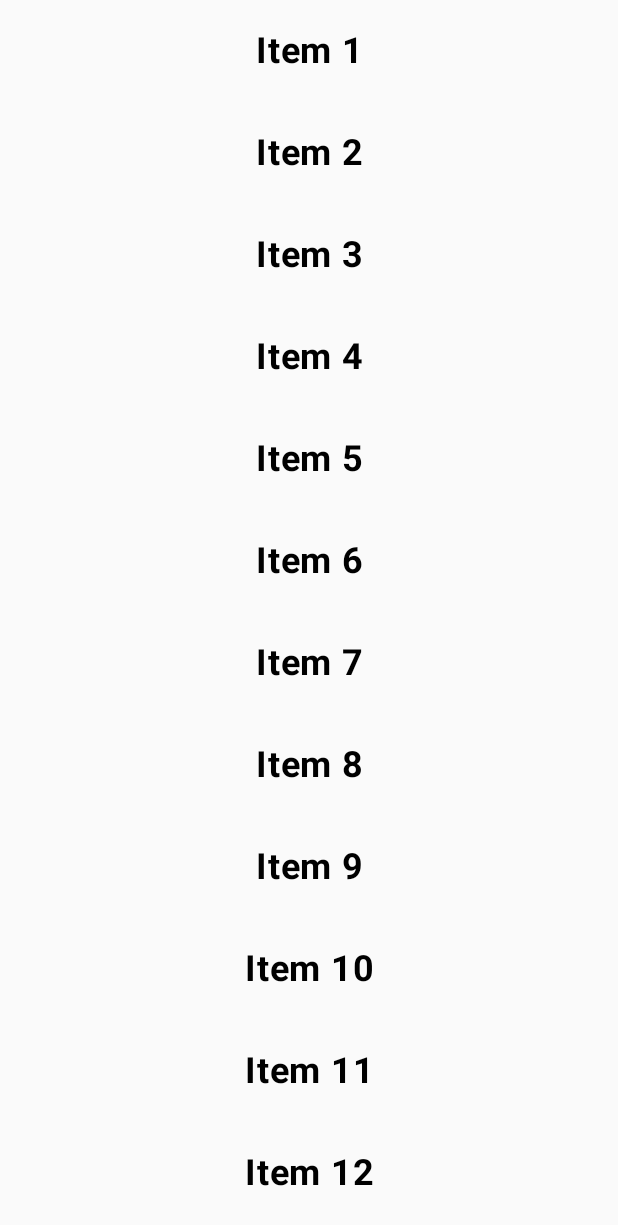
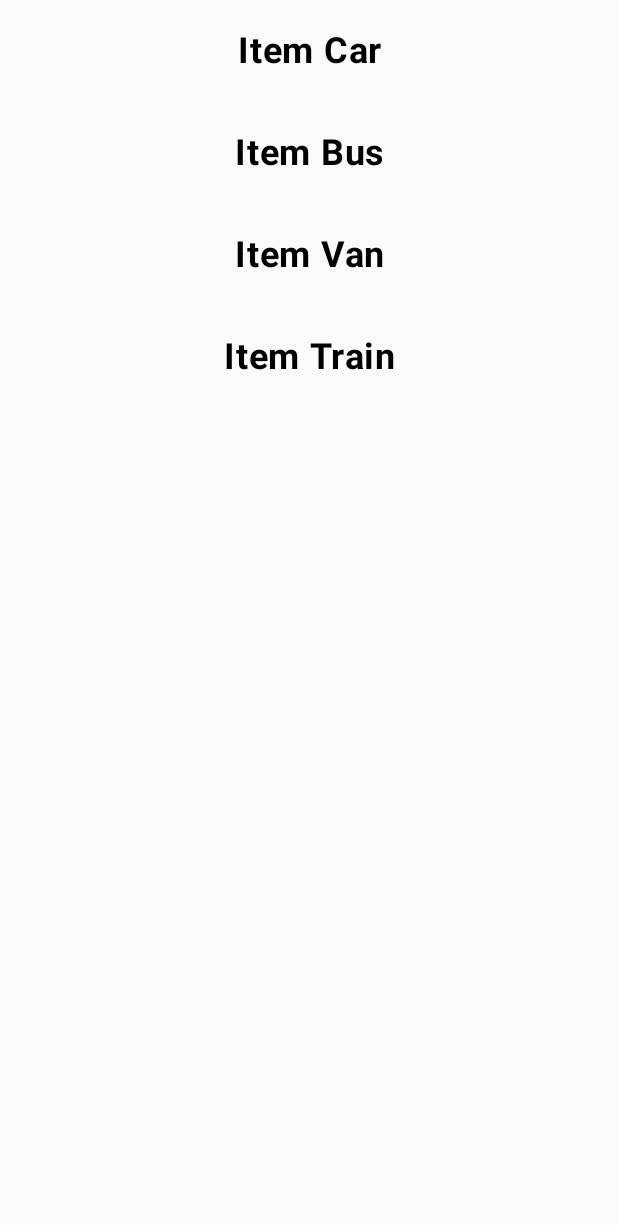
Before and after one commit to Anjuka/ComposeListView, an Android app built with Jetpack Compose: the screen it shows after launch (MainActivity), on a phone screen of 412 x 824 dp. Shown: the top 1225 px of the screen. Run offline under Robolectric (Android 15) with nearby library versions, the phone set to English and light mode, and no system bars.

Commit message:
Lazy column

```diff
--- a/app/src/main/java/com/adk/composelistview/MainActivity.kt
+++ b/app/src/main/java/com/adk/composelistview/MainActivity.kt
@@ -7,6 +7,8 @@ import androidx.compose.foundation.layout.Column
 import androidx.compose.foundation.layout.fillMaxSize
 import androidx.compose.foundation.layout.fillMaxWidth
 import androidx.compose.foundation.layout.padding
+import androidx.compose.foundation.lazy.LazyColumn
+import androidx.compose.foundation.lazy.itemsIndexed
 import androidx.compose.foundation.rememberScrollState
 import androidx.compose.foundation.verticalScroll
 import androidx.compose.material3.MaterialTheme
@@ -25,16 +27,14 @@ class MainActivity : ComponentActivity() {
     override fun onCreate(savedInstanceState: Bundle?) {
         super.onCreate(savedInstanceState)
         setContent {
-            val scrollState = rememberScrollState()
             ComposeListViewTheme {
-
-                Column(
-                    modifier = Modifier
-                        .verticalScroll(scrollState)
-                ) {
-                    for (i in 1..50){
+                LazyColumn() {
+                    itemsIndexed(
+                        listOf("Car", "Bus", "Van", "Train")
+                    ) {
+                        index, item ->
                         Text(
-                            text = "Item $i",
+                            text = "Item $item",
                             fontSize = 24.sp,
                             textAlign = TextAlign.Center,
                             fontWeight = FontWeight.Bold,
```
